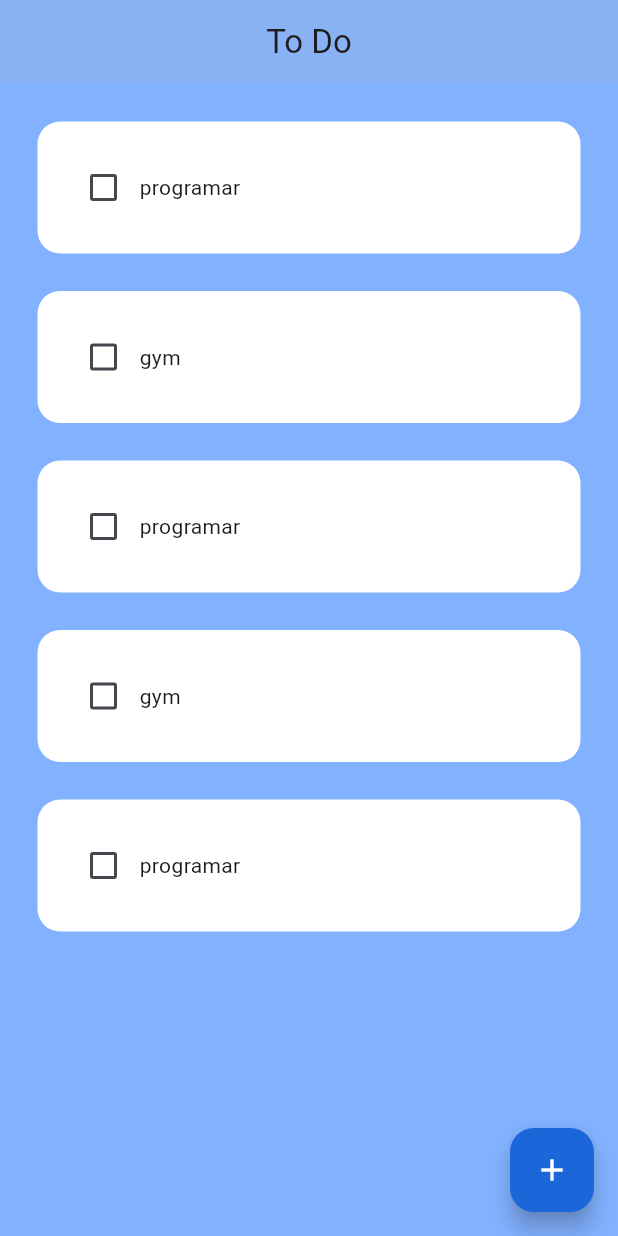
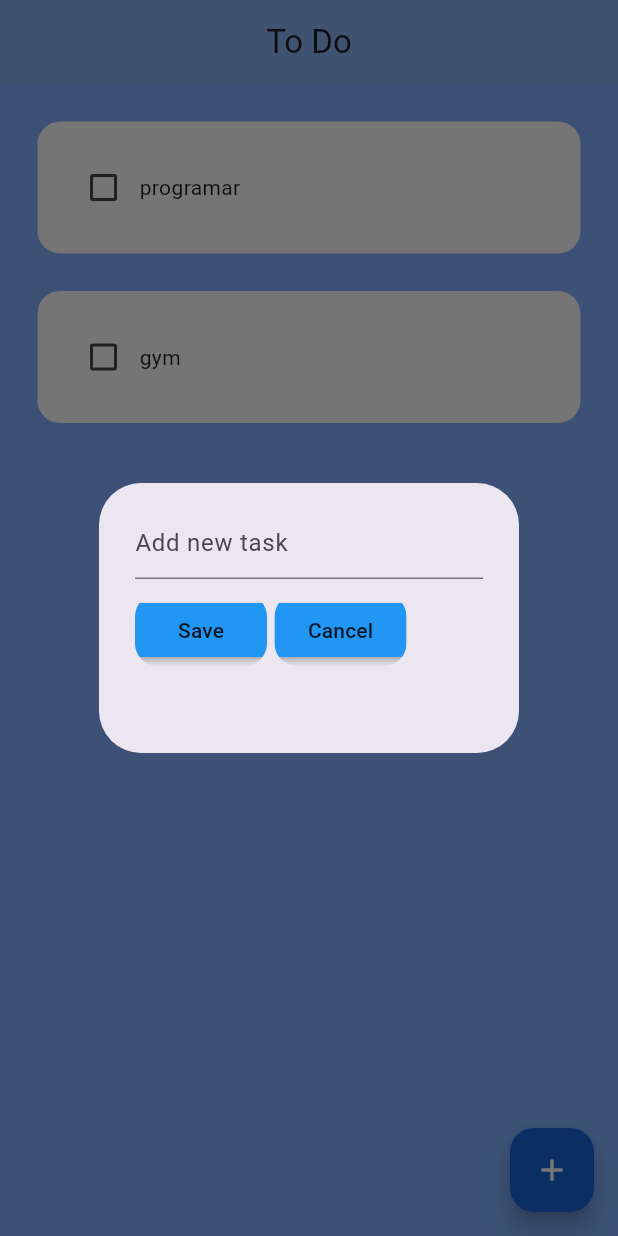
Before and after one commit to Kenier202/ToDoApp, a Flutter app: the screen it shows after launch, after a tap on the "add" icon, on a phone screen of 412 x 824 dp. Run offline on Flutter 3.47's test engine with Material 3 defaults, Android fonts, the phone set to English and light mode, and no system bars.

Commit message:
feat(Task): add task

```diff
--- a/lib/config/routes/routes.dart
+++ b/lib/config/routes/routes.dart
@@ -1,13 +1,19 @@
-import 'package:go_router/go_router.dart';
-import 'package:todo_app/pages/toDo_barrel.dart';
+// import 'package:go_router/go_router.dart';
+// import 'package:todo_app/pages/toDo_barrel.dart';
+// import 'package:todo_app/utils/create_new_task.dart';
 
-final routes = GoRouter(
-  initialLocation: "/",
-  routes: [
-    GoRoute(
-      name: HomeView.name,
-      path: "/",
-      builder: (context, state) => HomeView(),
-    ),
-  ],
-);
+// final routes = GoRouter(
+//   initialLocation: "/",
+//   routes: [
+//     GoRoute(
+//       name: HomeView.name,
+//       path: "/",
+//       builder: (context, state) => HomeView(),
+//     ),
+//     GoRoute(
+//       name: CreateNewTask.name,
+//       path: "/create_new_task",
+//       builder: (context, state) => const CreateNewTask(),
+//     ),
+//   ],
+// );
--- a/lib/main.dart
+++ b/lib/main.dart
@@ -1,5 +1,5 @@
 import 'package:flutter/material.dart';
-import 'package:todo_app/config/routes/routes.dart';
+import 'package:todo_app/pages/toDo/home_view.dart';
 
 void main() {
   runApp(const MyApp());
@@ -10,12 +10,12 @@ class MyApp extends StatelessWidget {
 
   @override
   Widget build(BuildContext context) {
-    return MaterialApp.router(
-      routerConfig: routes,
+    return MaterialApp(
       debugShowCheckedModeBanner: false,
       theme: ThemeData(
         primarySwatch: Colors.blue,
       ),
+      home: HomeView(),
     );
   }
 }
--- a/lib/pages/toDo/home_view.dart
+++ b/lib/pages/toDo/home_view.dart
@@ -1,7 +1,9 @@
 import 'package:flutter/material.dart';
 import 'package:todo_app/pages/toDo_barrel.dart';
+import 'package:todo_app/utils/create_new_task.dart';
 
 class HomeView extends StatefulWidget {
+  static const name = "HomeView";
   HomeView({super.key});
 
   @override
@@ -9,18 +11,40 @@ class HomeView extends StatefulWidget {
 }
 
 class _HomeViewState extends State<HomeView> {
+  final _controller = TextEditingController();
+
   List toDoList = [
     ["programar", false],
     ["gym", false],
-    ["programar", false],
-    ["gym", false],
-    ["programar", false],
   ];
 
   void checkBoxChange(bool? value, int index) {
     setState(() {
       toDoList[index][1] = !toDoList[index][1];
     });
+  }
+
+  void saveNewTask() {
+    setState(() {
+      if (_controller.text.isEmpty) return;
+      toDoList.add(
+        [_controller.text, false],
+      );
+      Navigator.of(context).pop();
+    });
+  }
+
+  void addNewTask() {
+    showDialog(
+      context: context,
+      builder: (context) {
+        return CreateNewTask(
+          controller: _controller,
+          onSaved: saveNewTask,
+          onCancel: () => Navigator.of(context).pop(),
+        );
+      },
+    );
   }
 
   @override
@@ -42,7 +66,9 @@ class _HomeViewState extends State<HomeView> {
           Icons.add,
           color: Colors.white,
         ),
-        onPressed: () {},
+        onPressed: () {
+          addNewTask();
+        },
       ),
       body: ListView.builder(
         itemCount: toDoList.length,
--- /dev/null
+++ b/lib/utils/create_new_task.dart
@@ -0,0 +1,55 @@
+// ignore_for_file: public_member_api_docs, sort_constructors_first
+import 'package:flutter/material.dart';
+
+import 'package:todo_app/utils/my_buttons.dart';
+
+class CreateNewTask extends StatelessWidget {
+  static const name = "CreateNewTask";
+  final controller;
+  VoidCallback onSaved;
+  VoidCallback onCancel;
+
+  CreateNewTask({
+    super.key,
+    required this.onSaved,
+    required this.onCancel,
+    this.controller,
+  });
+
+  @override
+  Widget build(BuildContext context) {
+    return AlertDialog(
+      content: SizedBox(
+        height: 140,
+        child: Column(
+          children: [
+            TextField(
+              controller: controller,
+              decoration: const InputDecoration(
+                hintText: "Add new task",
+              ),
+            ),
+
+            //buttons add and delete
+            Row(
+              crossAxisAlignment: CrossAxisAlignment.end,
+              children: [
+                CustomButtons(
+                  name: "Save",
+                  onChanged: onSaved,
+                ),
+                const SizedBox(
+                  width: 5,
+                ),
+                CustomButtons(
+                  name: "Cancel",
+                  onChanged: onCancel,
+                ),
+              ],
+            )
+          ],
+        ),
+      ),
+    );
+  }
+}
--- /dev/null
+++ b/lib/utils/my_buttons.dart
@@ -0,0 +1,28 @@
+// ignore_for_file: public_member_api_docs, sort_constructors_first
+import 'package:flutter/material.dart';
+
+class CustomButtons extends StatelessWidget {
+  String name;
+  VoidCallback onChanged;
+
+  CustomButtons({
+    super.key,
+    required this.name,
+    required this.onChanged,
+  });
+
+  @override
+  Widget build(BuildContext context) {
+    return Padding(
+      padding: const EdgeInsets.only(top: 10),
+      child: ClipRRect(
+        borderRadius: BorderRadius.circular(15),
+        child: MaterialButton(
+          onPressed: onChanged,
+          color: Colors.blue,
+          child: Text(name),
+        ),
+      ),
+    );
+  }
+}
--- a/pubspec.yaml
+++ b/pubspec.yaml
@@ -31,7 +31,6 @@ dependencies:
   cupertino_icons: ^1.0.8
   flutter:
     sdk: flutter
-  go_router: ^14.2.7
 
 dev_dependencies:
   # The "flutter_lints" package below contains a set of recommended lints to
```
Also changed, not shown: pubspec.lock.
